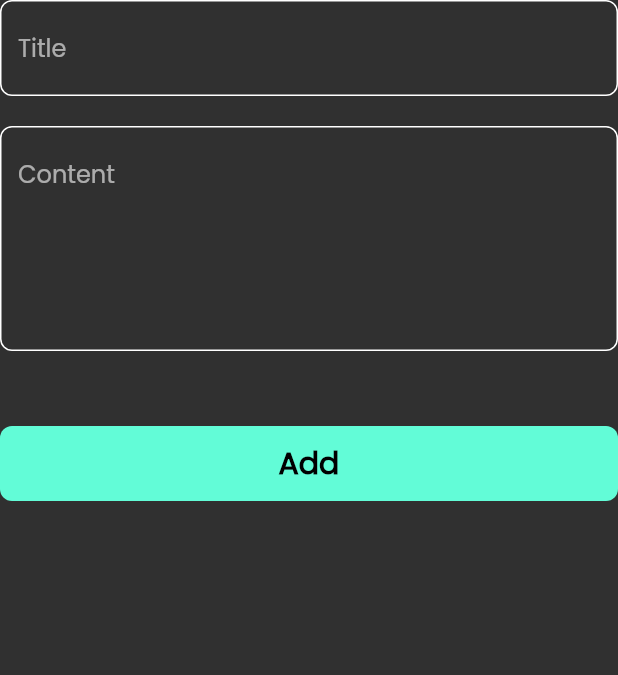
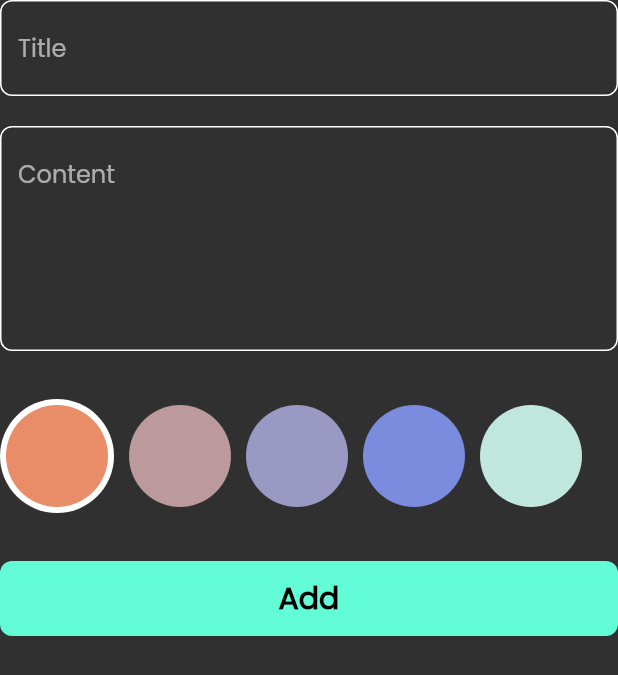
Before and after one commit to Abdullah-3hmed/Notes_App, a Flutter app: the AddNoteForm widget shown alone on an empty page, opened directly, on a phone screen of 412 x 824 dp. Shown: the top 675 px of the screen. Run offline on Flutter 3.47's test engine with Material 2 defaults, Android fonts, the phone set to English and light mode, and no system bars; our stand-ins replace bloc, flutter_bloc, font_awesome_flutter, hive, hive_flutter; accounts and stored records are empty.

```diff
--- /dev/null
+++ b/lib/components.dart
@@ -0,0 +1,9 @@
+import 'package:flutter/material.dart';
+
+List<Color> defaultColorList = const [
+  Color(0xffE88D67),
+  Color(0xffBB999C),
+  Color(0xff9999C3),
+  Color(0xff7B8CDE),
+  Color(0xffC0E6DE),
+];
--- a/lib/cubits/notes/notes_cubit.dart
+++ b/lib/cubits/notes/notes_cubit.dart
@@ -10,10 +10,11 @@ class NotesCubit extends Cubit<NotesStates> {
   NotesCubit() : super(AddNoteInitialState());
 
   static NotesCubit get(context) => BlocProvider.of(context);
-
+  Color color = const Color(0xffE88D67);
   Future<void> addNote(NoteModel note) async {
     emit(AddNoteLoadingState());
     try {
+      note.color = color.value;
       Hive.box<NoteModel>(notesBox).add(note).then((_) {
         getNotes();
       });
@@ -31,4 +32,8 @@ class NotesCubit extends Cubit<NotesStates> {
     notes = Hive.box<NoteModel>(notesBox).values.toList();
     emit(GetNotesSuccessState());
   }
+
+  void changeColor() {
+    emit(NotesChangeColorState());
+  }
 }
--- a/lib/cubits/notes/notes_states.dart
+++ b/lib/cubits/notes/notes_states.dart
@@ -15,3 +15,5 @@ class AddNoteErrorState extends NotesStates {
 }
 
 class GetNotesSuccessState extends NotesStates {}
+
+class NotesChangeColorState extends NotesStates {}
--- a/lib/views/widgets/add_note_form.dart
+++ b/lib/views/widgets/add_note_form.dart
@@ -3,6 +3,7 @@ import 'package:flutter_bloc/flutter_bloc.dart';
 import 'package:intl/intl.dart';
 import 'package:notes_app/cubits/notes/notes_cubit.dart';
 import 'package:notes_app/models/note_model.dart';
+import 'package:notes_app/views/widgets/colors_list_view.dart';
 import 'package:notes_app/views/widgets/custom_button.dart';
 import 'package:notes_app/views/widgets/custom_text_form_field.dart';
 
@@ -42,7 +43,11 @@ class _AddNoteFormState extends State<AddNoteForm> {
             },
           ),
           const SizedBox(
-            height: 50,
+            height: 30.0,
+          ),
+          const ColorsListView(),
+          const SizedBox(
+            height: 30.0,
           ),
           BlocBuilder<NotesCubit, NotesStates>(
             builder: (context, state) {
--- /dev/null
+++ b/lib/views/widgets/colors_list_view.dart
@@ -0,0 +1,69 @@
+import 'package:flutter/material.dart';
+import 'package:flutter_bloc/flutter_bloc.dart';
+import 'package:notes_app/components.dart';
+import 'package:notes_app/cubits/notes/notes_cubit.dart';
+
+class ColorsListView extends StatefulWidget {
+  const ColorsListView({super.key});
+
+  @override
+  State<ColorsListView> createState() => _ColorsListViewState();
+}
+
+class _ColorsListViewState extends State<ColorsListView> {
+  int currentIndex = 0;
+
+  @override
+  Widget build(BuildContext context) {
+    return SizedBox(
+      height: 80.0,
+      child: BlocBuilder<NotesCubit, NotesStates>(
+        builder: (context, state) {
+          return ListView.separated(
+            physics: const BouncingScrollPhysics(),
+            scrollDirection: Axis.horizontal,
+            itemBuilder: (context, index) => InkWell(
+              onTap: () {
+                currentIndex = index;
+                NotesCubit.get(context).color = defaultColorList[index];
+                NotesCubit.get(context).changeColor();
+              },
+              child: ColorItem(
+                isSelected: currentIndex == index,
+                color: defaultColorList[index],
+              ),
+            ),
+            separatorBuilder: (context, index) => const SizedBox(
+              width: 10.0,
+            ),
+            itemCount: defaultColorList.length,
+          );
+        },
+      ),
+    );
+  }
+}
+
+class ColorItem extends StatelessWidget {
+  const ColorItem({super.key, required this.isSelected, required this.color});
+
+  final bool isSelected;
+  final Color color;
+
+  @override
+  Widget build(BuildContext context) {
+    return isSelected
+        ? CircleAvatar(
+            radius: 38.0,
+            backgroundColor: Colors.white,
+            child: CircleAvatar(
+              radius: 34.0,
+              backgroundColor: color,
+            ),
+          )
+        : CircleAvatar(
+            radius: 34.0,
+            backgroundColor: color,
+          );
+  }
+}
```
Also changed, not shown: lib/views/widgets/edit_note_view_body.dart (+58 -0 lines).
